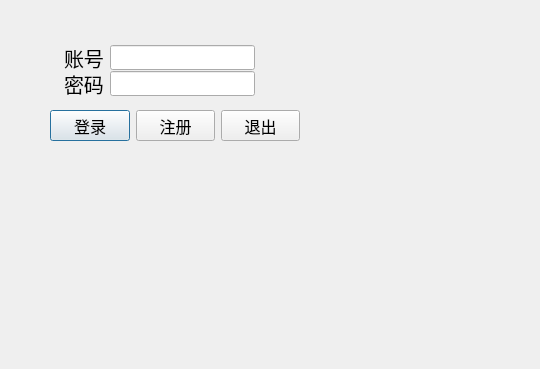
Qt form login.ui (XMeleny/DB) before a commit.
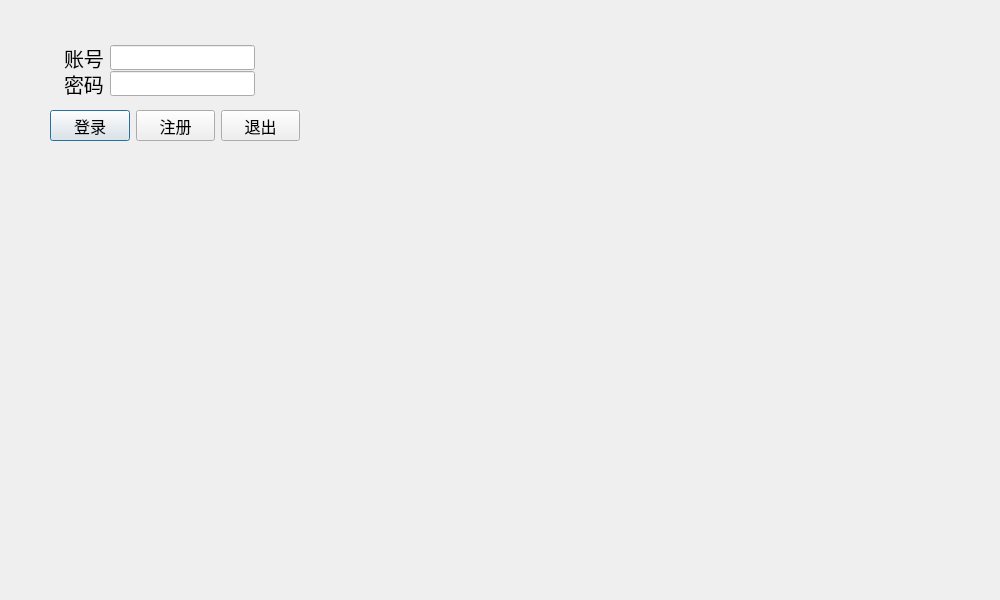
The same form after that commit.

Patch:
```diff
--- a/login.ui
+++ b/login.ui
@@ -6,8 +6,8 @@
    <rect>
     <x>0</x>
     <y>0</y>
-    <width>540</width>
-    <height>369</height>
+    <width>1000</width>
+    <height>600</height>
    </rect>
   </property>
   <property name="baseSize">
```
Left out of the diff: 2 changed lines with no effect on the pictures.
